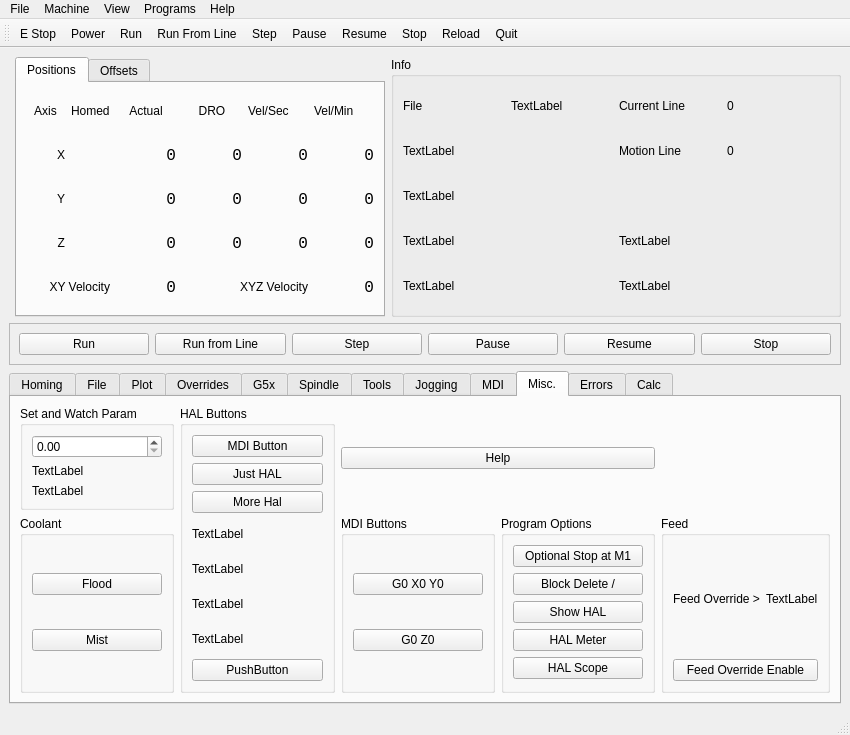
Old version of the form examples/xyz/xyz.ui in the repository jethornton/flexgui.
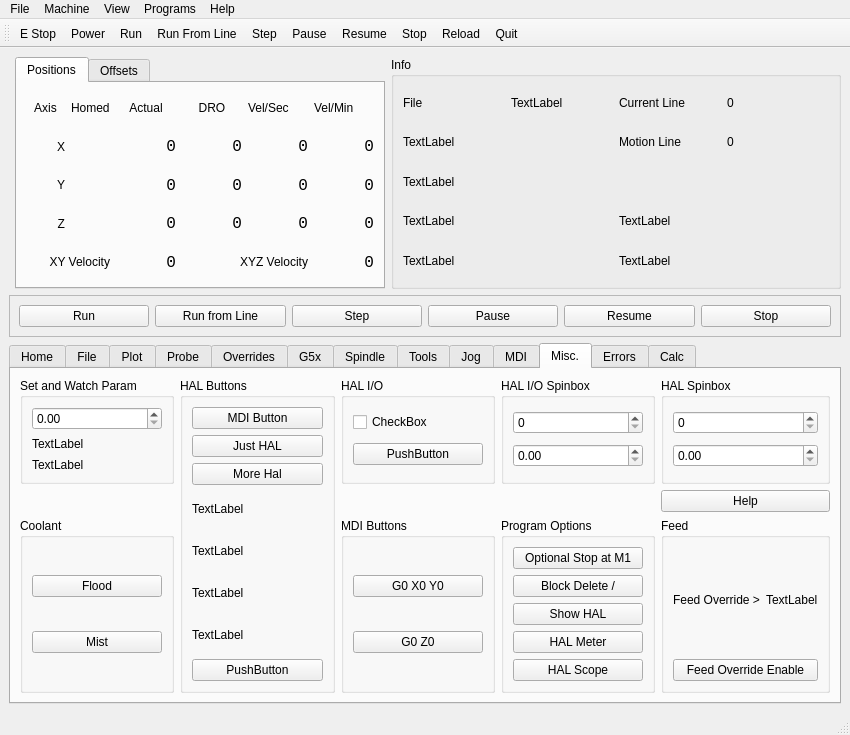
New version of the form. The open tabs and pages were chosen to show the change.

Commit message: update xyz configuration

Diff of the .ui file:
```diff
--- a/examples/xyz/xyz.ui
+++ b/examples/xyz/xyz.ui
@@ -76,7 +76,7 @@
       </property>
       <widget class="QWidget" name="tab_2">
        <attribute name="title">
-        <string>Homing</string>
+        <string>Home</string>
        </attribute>
        <layout class="QGridLayout" name="gridLayout_5">
         <item row="3" column="1">
@@ -466,6 +466,77 @@
         </item>
        </layout>
       </widget>
+      <widget class="QWidget" name="tab_19">
+       <attribute name="title">
+        <string>Probe</string>
+       </attribute>
+       <widget class="QPushButton" name="probing_enable_pb">
+        <property name="geometry">
+         <rect>
+          <x>110</x>
+          <y>110</y>
+          <width>87</width>
+          <height>27</height>
+         </rect>
+        </property>
+        <property name="text">
+         <string>Probe  </string>
+        </property>
+        <property name="led_indicator" stdset="0">
+         <bool>true</bool>
+        </property>
+        <property name="function" stdset="0">
+         <string>hal_pin</string>
+        </property>
+        <property name="pin_name" stdset="0">
+         <string>probe-enable</string>
+        </property>
+        <property name="hal_type" stdset="0">
+         <string>HAL_BIT</string>
+        </property>
+        <property name="hal_dir" stdset="0">
+         <string>HAL_OUT</string>
+        </property>
+       </widget>
+       <widget class="QPushButton" name="probe_right">
+        <property name="geometry">
+         <rect>
+          <x>110</x>
+          <y>160</y>
+          <width>87</width>
+          <height>27</height>
+         </rect>
+        </property>
+        <property name="text">
+         <string>Probe &gt;</string>
+        </property>
+       </widget>
+       <widget class="QPushButton" name="pushButton_10">
+        <property name="geometry">
+         <rect>
+          <x>250</x>
+          <y>110</y>
+          <width>87</width>
+          <height>27</height>
+         </rect>
+        </property>
+        <property name="text">
+         <string>Test Button</string>
+        </property>
+        <property name="function" stdset="0">
+         <string>hal_pin</string>
+        </property>
+        <property name="pin_name" stdset="0">
+         <string>test-button</string>
+        </property>
+        <property name="hal_type" stdset="0">
+         <string>HAL_BIT</string>
+        </property>
+        <property name="hal_dir" stdset="0">
+         <string>HAL_OUT</string>
+        </property>
+       </widget>
+      </widget>
       <widget class="QWidget" name="tab_9">
        <attribute name="title">
         <string>Overrides</string>
@@ -1339,7 +1410,7 @@
       </widget>
       <widget class="QWidget" name="tab_5">
        <attribute name="title">
-        <string>Jogging</string>
+        <string>Jog</string>
        </attribute>
        <layout class="QGridLayout" name="gridLayout_7">
         <item row="0" column="1">
@@ -1494,6 +1565,111 @@
         <string>Misc.</string>
        </attribute>
        <layout class="QGridLayout" name="gridLayout_28">
+        <item row="0" column="4">
+         <widget class="QGroupBox" name="groupBox_20">
+          <property name="title">
+           <string>HAL Spinbox</string>
+          </property>
+          <layout class="QGridLayout" name="gridLayout_33">
+           <item row="0" column="0">
+            <widget class="QSpinBox" name="spinBox">
+             <property name="function" stdset="0">
+              <string>hal_pin</string>
+             </property>
+             <property name="pin_name" stdset="0">
+              <string>hal-spinbox</string>
+             </property>
+             <property name="hal_type" stdset="0">
+              <string>HAL_U32</string>
+             </property>
+             <property name="hal_dir" stdset="0">
+              <string>HAL_OUT</string>
+             </property>
+            </widget>
+           </item>
+           <item row="1" column="0">
+            <widget class="QDoubleSpinBox" name="doubleSpinBox_2">
+             <property name="function" stdset="0">
+              <string>hal_pin</string>
+             </property>
+             <property name="pin_name" stdset="0">
+              <string>hal-dbl-spinbox</string>
+             </property>
+             <property name="hal_type" stdset="0">
+              <string>HAL_FLOAT</string>
+             </property>
+             <property name="hal_dir" stdset="0">
+              <string>HAL_OUT</string>
+             </property>
+            </widget>
+           </item>
+          </layout>
+         </widget>
+        </item>
+        <item row="2" column="2">
+         <widget class="QGroupBox" name="groupBox_10">
+          <property name="title">
+           <string>MDI Buttons</string>
+          </property>
+          <layout class="QGridLayout" name="gridLayout_24">
+           <item row="0" column="0">
+            <widget class="QPushButton" name="pushButton">
+             <property name="text">
+              <string>G0 X0 Y0</string>
+             </property>
+             <property name="function" stdset="0">
+              <string>mdi</string>
+             </property>
+             <property name="command" stdset="0">
+              <string>G0 X0 Y0</string>
+             </property>
+            </widget>
+           </item>
+           <item row="1" column="0">
+            <widget class="QPushButton" name="pushButton_2">
+             <property name="text">
+              <string>G0 Z0</string>
+             </property>
+             <property name="function" stdset="0">
+              <string>mdi</string>
+             </property>
+             <property name="command" stdset="0">
+              <string>G0 Z0</string>
+             </property>
+            </widget>
+           </item>
+          </layout>
+         </widget>
+        </item>
+        <item row="2" column="0">
+         <widget class="QGroupBox" name="groupBox_11">
+          <property name="title">
+           <string>Coolant</string>
+          </property>
+          <layout class="QGridLayout" name="gridLayout_25">
+           <item row="0" column="0">
+            <widget class="QPushButton" name="flood_pb">
+             <property name="text">
+              <string>Flood</string>
+             </property>
+             <property name="checkable">
+              <bool>true</bool>
+             </property>
+            </widget>
+           </item>
+           <item row="1" column="0">
+            <widget class="QPushButton" name="mist_pb">
+             <property name="text">
+              <string>Mist</string>
+             </property>
+             <property name="checkable">
+              <bool>true</bool>
+             </property>
+            </widget>
+           </item>
+          </layout>
+         </widget>
+        </item>
         <item row="0" column="0">
          <widget class="QGroupBox" name="groupBox_21">
           <property name="title">
@@ -1542,7 +1718,51 @@
           </layout>
          </widget>
         </item>
-        <item row="0" column="1" rowspan="2">
+        <item row="2" column="3">
+         <widget class="QGroupBox" name="groupBox_12">
+          <property name="title">
+           <string>Program Options</string>
+          </property>
+          <layout class="QGridLayout" name="gridLayout_26">
+           <item row="1" column="0">
+            <widget class="QPushButton" name="block_delete_pb">
+             <property name="text">
+              <string>Block Delete /</string>
+             </property>
+            </widget>
+           </item>
+           <item row="3" column="0">
+            <widget class="QPushButton" name="hal_meter_pb">
+             <property name="text">
+              <string>HAL Meter</string>
+             </property>
+            </widget>
+           </item>
+           <item row="2" column="0">
+            <widget class="QPushButton" name="show_hal_pb">
+             <property name="text">
+              <string>Show HAL</string>
+             </property>
+            </widget>
+           </item>
+           <item row="0" column="0">
+            <widget class="QPushButton" name="optional_stop_pb">
+             <property name="text">
+              <string>Optional Stop at M1</string>
+             </property>
+            </widget>
+           </item>
+           <item row="4" column="0">
+            <widget class="QPushButton" name="hal_scope_pb">
+             <property name="text">
+              <string>HAL Scope</string>
+             </property>
+            </widget>
+           </item>
+          </layout>
+         </widget>
+        </item>
+        <item row="0" column="1" rowspan="3">
          <widget class="QGroupBox" name="groupBox_2">
           <property name="title">
            <string>HAL Buttons</string>
@@ -1632,6 +1852,9 @@
              <property name="text">
               <string>Just HAL</string>
              </property>
+             <property name="checkable">
+              <bool>true</bool>
+             </property>
              <property name="function" stdset="0">
               <string>hal_pin</string>
              </property>
@@ -1694,143 +1917,7 @@
           </layout>
          </widget>
         </item>
-        <item row="0" column="2" colspan="2">
-         <widget class="QPushButton" name="pushButton_8">
-          <property name="text">
-           <string>Help</string>
-          </property>
-          <property name="function" stdset="0">
-           <string>help</string>
-          </property>
-          <property name="file" stdset="0">
-           <string>broken_help.txt</string>
-          </property>
-          <property name="topic" stdset="0">
-           <string>Help On Homing</string>
-          </property>
-          <property name="horz_size" stdset="0">
-           <string>500</string>
-          </property>
-          <property name="vert_size" stdset="0">
-           <string>500</string>
-          </property>
-          <property name="x_pos" stdset="0">
-           <string>100</string>
-          </property>
-          <property name="y_pos" stdset="0">
-           <string>250</string>
-          </property>
-         </widget>
-        </item>
-        <item row="1" column="0">
-         <widget class="QGroupBox" name="groupBox_11">
-          <property name="title">
-           <string>Coolant</string>
-          </property>
-          <layout class="QGridLayout" name="gridLayout_25">
-           <item row="0" column="0">
-            <widget class="QPushButton" name="flood_pb">
-             <property name="text">
-              <string>Flood</string>
-             </property>
-             <property name="checkable">
-              <bool>true</bool>
-             </property>
-            </widget>
-           </item>
-           <item row="1" column="0">
-            <widget class="QPushButton" name="mist_pb">
-             <property name="text">
-              <string>Mist</string>
-             </property>
-             <property name="checkable">
-              <bool>true</bool>
-             </property>
-            </widget>
-           </item>
-          </layout>
-         </widget>
-        </item>
-        <item row="1" column="2">
-         <widget class="QGroupBox" name="groupBox_10">
-          <property name="title">
-           <string>MDI Buttons</string>
-          </property>
-          <layout class="QGridLayout" name="gridLayout_24">
-           <item row="0" column="0">
-            <widget class="QPushButton" name="pushButton">
-             <property name="text">
-              <string>G0 X0 Y0</string>
-             </property>
-             <property name="function" stdset="0">
-              <string>mdi</string>
-             </property>
-             <property name="command" stdset="0">
-              <string>G0 X0 Y0</string>
-             </property>
-            </widget>
-           </item>
-           <item row="1" column="0">
-            <widget class="QPushButton" name="pushButton_2">
-             <property name="text">
-              <string>G0 Z0</string>
-             </property>
-             <property name="function" stdset="0">
-              <string>mdi</string>
-             </property>
-             <property name="command" stdset="0">
-              <string>G0 Z0</string>
-             </property>
-            </widget>
-           </item>
-          </layout>
-         </widget>
-        </item>
-        <item row="1" column="3">
-         <widget class="QGroupBox" name="groupBox_12">
-          <property name="title">
-           <string>Program Options</string>
-          </property>
-          <layout class="QGridLayout" name="gridLayout_26">
-           <item row="1" column="0">
-            <widget class="QPushButton" name="block_delete_pb">
-             <property name="text">
-              <string>Block Delete /</string>
-             </property>
-            </widget>
-           </item>
-           <item row="3" column="0">
-            <widget class="QPushButton" name="hal_meter_pb">
-             <property name="text">
-              <string>HAL Meter</string>
-             </property>
-            </widget>
-           </item>
-           <item row="2" column="0">
-            <widget class="QPushButton" name="show_hal_pb">
-             <property name="text">
-              <string>Show HAL</string>
-             </property>
-            </widget>
-           </item>
-           <item row="0" column="0">
-            <widget class="QPushButton" name="optional_stop_pb">
-             <property name="text">
-              <string>Optional Stop at M1</string>
-             </property>
-            </widget>
-           </item>
-           <item row="4" column="0">
-            <widget class="QPushButton" name="hal_scope_pb">
-             <property name="text">
-              <string>HAL Scope</string>
-             </property>
-            </widget>
-           </item>
-          </layout>
-         </widget>
-        </item>
-        <item row="1" column="4">
+        <item row="2" column="4">
          <widget class="QGroupBox" name="groupBox_13">
           <property name="title">
            <string>Feed</string>
@@ -1860,6 +1947,125 @@
           </layout>
          </widget>
         </item>
+        <item row="1" column="4">
+         <widget class="QPushButton" name="pushButton_8">
+          <property name="text">
+           <string>Help</string>
+          </property>
+          <property name="function" stdset="0">
+           <string>help</string>
+          </property>
+          <property name="file" stdset="0">
+           <string>broken_help.txt</string>
+          </property>
+          <property name="topic" stdset="0">
+           <string>Help On Homing</string>
+          </property>
+          <property name="horz_size" stdset="0">
+           <string>500</string>
+          </property>
+          <property name="vert_size" stdset="0">
+           <string>500</string>
+          </property>
+          <property name="x_pos" stdset="0">
+           <string>100</string>
+          </property>
+          <property name="y_pos" stdset="0">
+           <string>250</string>
+          </property>
+         </widget>
+        </item>
+        <item row="0" column="3">
+         <widget class="QGroupBox" name="groupBox_22">
+          <property name="title">
+           <string>HAL I/O Spinbox</string>
+          </property>
+          <layout class="QGridLayout" name="gridLayout_39">
+           <item row="0" column="0">
+            <widget class="QSpinBox" name="spinBox_2">
+             <property name="function" stdset="0">
+              <string>hal_io</string>
+             </property>
+             <property name="pin_name" stdset="0">
+              <string>hal-io-spinbox</string>
+             </property>
+             <property name="hal_type" stdset="0">
+              <string>HAL_U32</string>
+             </property>
+             <property name="hal_dir" stdset="0">
+              <string>HAL_IO</string>
+             </property>
+            </widget>
+           </item>
+           <item row="1" column="0">
+            <widget class="QDoubleSpinBox" name="doubleSpinBox_3">
+             <property name="function" stdset="0">
+              <string>hal_io</string>
+             </property>
+             <property name="pin_name" stdset="0">
+              <string>hal-io-dbl-spinbox</string>
+             </property>
+             <property name="hal_type" stdset="0">
+              <string>HAL_FLOAT</string>
+             </property>
+             <property name="hal_dir" stdset="0">
+              <string>HAL_IO</string>
+             </property>
+            </widget>
+           </item>
+          </layout>
+         </widget>
+        </item>
+        <item row="0" column="2">
+         <widget class="QGroupBox" name="groupBox_23">
+          <property name="title">
+           <string>HAL I/O</string>
+          </property>
+          <layout class="QGridLayout" name="gridLayout_41">
+           <item row="1" column="0">
+            <widget class="QPushButton" name="pushButton_12">
+             <property name="text">
+              <string>PushButton</string>
+             </property>
+             <property name="checkable">
+              <bool>true</bool>
+             </property>
+             <property name="function" stdset="0">
+              <string>hal_io</string>
+             </property>
+             <property name="pin_name" stdset="0">
+              <string>hal-io-button</string>
+             </property>
+             <property name="hal_type" stdset="0">
+              <string>HAL_BIT</string>
+             </property>
+             <property name="hal_dir" stdset="0">
+              <string>HAL_IO</string>
+             </property>
+            </widget>
+           </item>
+           <item row="0" column="0">
+            <widget class="QCheckBox" name="checkBox">
+             <property name="text">
+              <string>CheckBox</string>
+             </property>
+             <property name="function" stdset="0">
+              <string>hal_io</string>
+             </property>
+             <property name="pin_name" stdset="0">
+              <string>hal-io-checkbox</string>
+             </property>
+             <property name="hal_type" stdset="0">
+              <string>HAL_BIT</string>
+             </property>
+             <property name="hal_dir" stdset="0">
+              <string>HAL_IO</string>
+             </property>
+            </widget>
+           </item>
+          </layout>
+         </widget>
+        </item>
        </layout>
       </widget>
       <widget class="QWidget" name="tab_3">
```
Left out of the diff: 1502 changed lines with no effect on the pictures. The commit also changes 1 other file.
